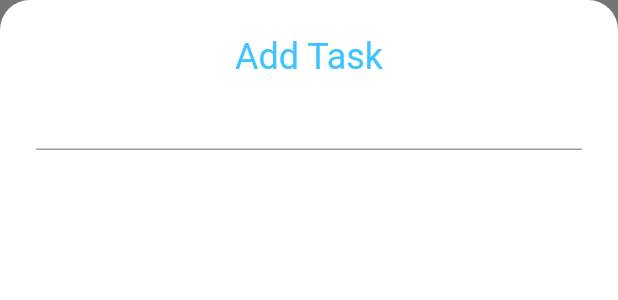
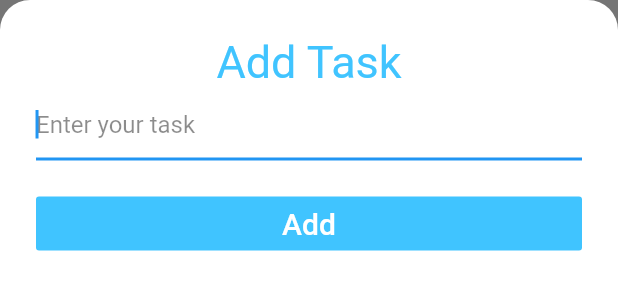
Before and after one commit to sags95/Kama, a Flutter app: the AddTaskScreen widget shown alone on an empty page, opened directly, on a phone screen of 412 x 824 dp. Shown: the top 300 px of the screen. Run offline on Flutter 3.47's test engine with Material 2 defaults, Android fonts, the phone set to English and light mode, and no system bars.

Commit message:
Added create task UI

```diff
--- a/lib/screens/add_task_screen.dart
+++ b/lib/screens/add_task_screen.dart
@@ -16,18 +16,35 @@ class AddTaskScreen extends StatelessWidget {
         child: Padding(
           padding: const EdgeInsets.all(24.0),
           child: Column(
-            crossAxisAlignment: CrossAxisAlignment.center,
+            crossAxisAlignment: CrossAxisAlignment.stretch, //To force btn size to width of container
             children: <Widget>[
               Text(
                 'Add Task',
+                textAlign: TextAlign.center,
                 style: TextStyle(
-                  fontSize: 24,
+                  fontSize: 30,
                   color: Colors.lightBlueAccent,
                 ),
               ),
               TextField(
+                autofocus: true,
                 decoration: InputDecoration(
-
+                  hintText: 'Enter your task',
+                  hintStyle: TextStyle(
+                    color: Colors.black45,
+                  ),
+                  fillColor: Colors.lightBlueAccent,
+                ),
+              ),
+              SizedBox(
+                height: 18,
+              ),
+              FlatButton(
+                onPressed: () {},
+                color: Colors.lightBlueAccent,
+                child: Text(
+                  'Add',
+                  style: TextStyle(fontSize: 20, color: Colors.white),
                 ),
               )
             ],
```
